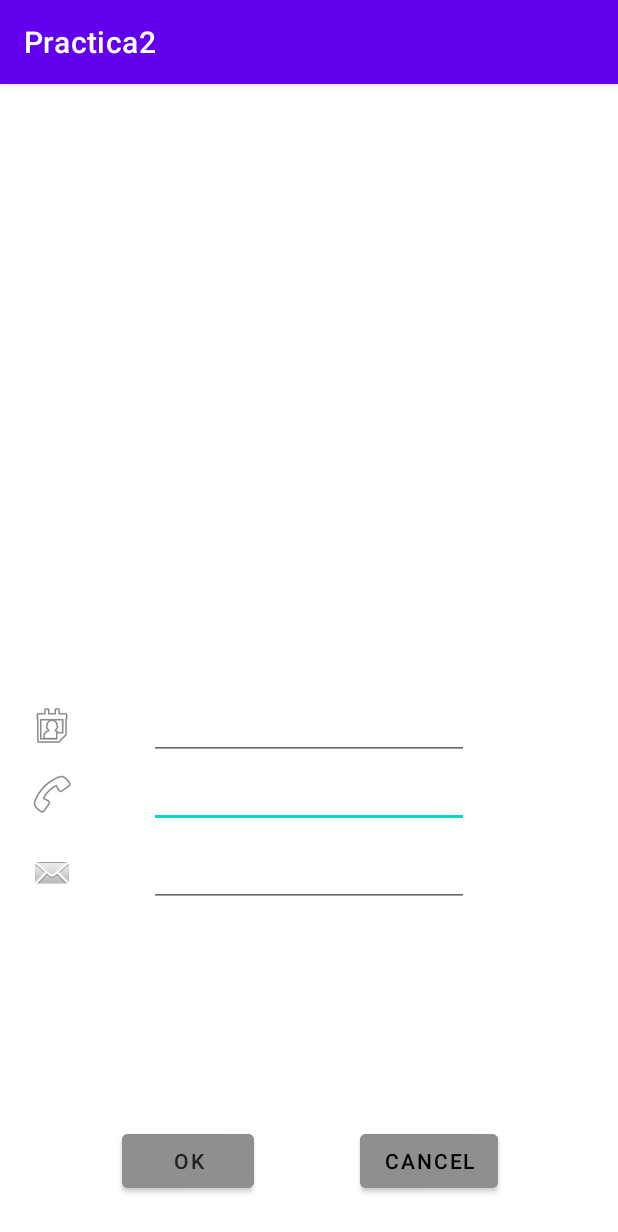
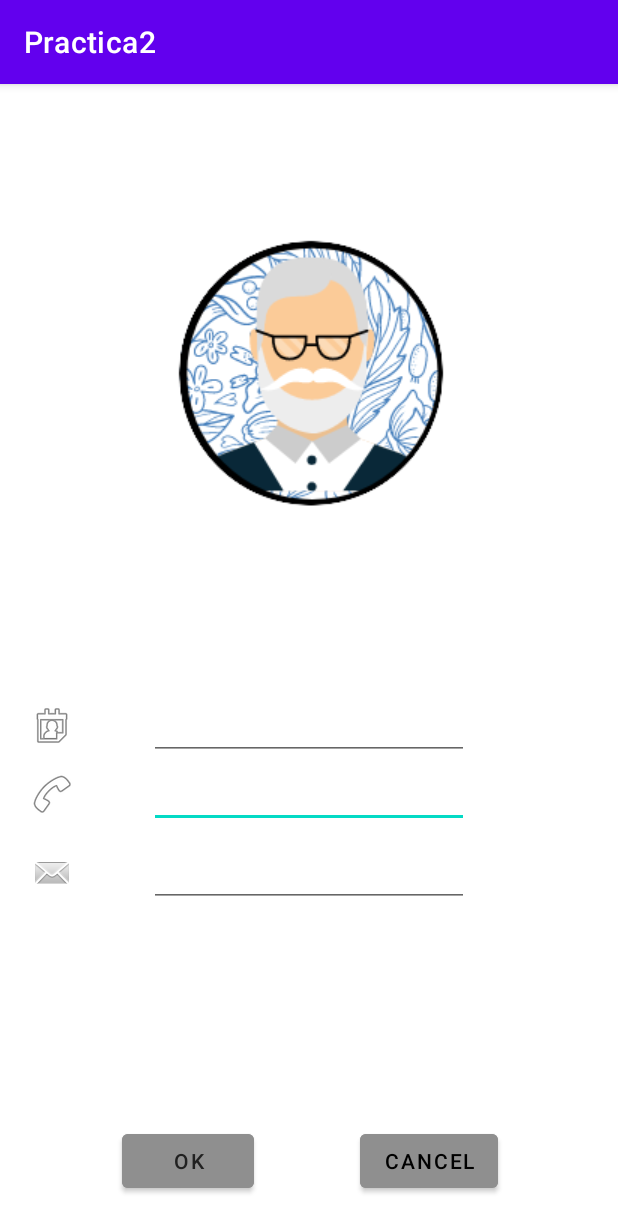
Before and after one commit to sochoa2021joelsemperedura/Practica2, an Android app: the AgendaConstraintActivity screen opened directly, with no data from a screen before it, on a phone screen of 412 x 824 dp. Shown: the top 1232 px of the screen. Run offline under Robolectric (Android 15) with nearby library versions, the phone set to English and light mode, and no system bars.

Commit message:
Todo funcionando correctamente. Falta hacer la parte opcional.

```diff
--- a/app/src/main/java/net/iessochoa/joelsemperedura/practica2/AgendaConstraintActivity.java
+++ b/app/src/main/java/net/iessochoa/joelsemperedura/practica2/AgendaConstraintActivity.java
@@ -3,12 +3,40 @@ package net.iessochoa.joelsemperedura.practica2;
 import androidx.appcompat.app.AppCompatActivity;
 
 import android.os.Bundle;
+import android.widget.Button;
+import android.widget.EditText;
+import android.widget.Toast;
 
 public class AgendaConstraintActivity extends AppCompatActivity {
+    Button btnOk;
+    Button btnCancel;
+    EditText etNombrePersona;
 
     @Override
     protected void onCreate(Bundle savedInstanceState) {
         super.onCreate(savedInstanceState);
         setContentView(R.layout.activity_agenda_constraint);
+
+        //  Iniciamos las views
+        iniciaViews();
+
+        //Acciones de los botones
+        btnCancel.setOnClickListener(view -> {
+            finish();
+        });
+
+        //Lanza un mensaje flotante que hace referencia al edit text del nombre introducido para el contacto
+        btnOk.setOnClickListener(view -> {
+            Toast tostada= Toast.makeText(getApplicationContext(),etNombrePersona.getText().toString(), Toast.LENGTH_SHORT);
+            tostada.show();
+        });
+
+    }
+
+
+    private void iniciaViews(){
+        btnOk=findViewById(R.id.btnOk);
+        btnCancel=findViewById(R.id.btnCancel);
+        etNombrePersona=findViewById(R.id.etNombrePersona);
     }
 }
--- a/app/src/main/res/layout/activity_agenda_constraint.xml
+++ b/app/src/main/res/layout/activity_agenda_constraint.xml
@@ -8,17 +8,6 @@
     tools:context=".AgendaConstraintActivity"
     tools:layout_editor_absoluteX="11dp"
     tools:layout_editor_absoluteY="0dp">
-
-    <ImageView
-        android:id="@+id/imageView3"
-        android:layout_width="179dp"
-        android:layout_height="218dp"
-        android:visibility="visible"
-        app:layout_constraintBottom_toTopOf="@+id/guideline3"
-        app:layout_constraintEnd_toEndOf="parent"
-        app:layout_constraintStart_toStartOf="parent"
-        app:layout_constraintTop_toTopOf="parent"
-        tools:srcCompat="@drawable/usericon" />
 
     <androidx.constraintlayout.widget.Guideline
         android:id="@+id/guideline3"
@@ -34,13 +23,13 @@
         android:ems="10"
         android:inputType="phone"
         app:layout_constraintBottom_toTopOf="@+id/guideline5"
-        app:layout_constraintEnd_toEndOf="@+id/editTextTextPersonName"
-        app:layout_constraintStart_toStartOf="@+id/editTextTextPersonName"
-        app:layout_constraintTop_toBottomOf="@+id/editTextTextPersonName"
+        app:layout_constraintEnd_toEndOf="@+id/etNombrePersona"
+        app:layout_constraintStart_toStartOf="@+id/etNombrePersona"
+        app:layout_constraintTop_toBottomOf="@+id/etNombrePersona"
         app:layout_constraintVertical_bias="0.0" />
 
     <EditText
-        android:id="@+id/editTextTextPersonName"
+        android:id="@+id/etNombrePersona"
         android:layout_width="wrap_content"
         android:layout_height="wrap_content"
         android:ems="10"
@@ -66,10 +55,10 @@
         android:layout_width="32dp"
         android:layout_height="wrap_content"
         android:layout_marginEnd="30dp"
-        app:layout_constraintBottom_toBottomOf="@+id/editTextTextPersonName"
-        app:layout_constraintEnd_toStartOf="@+id/editTextTextPersonName"
+        app:layout_constraintBottom_toBottomOf="@+id/etNombrePersona"
+        app:layout_constraintEnd_toStartOf="@+id/etNombrePersona"
         app:layout_constraintStart_toStartOf="parent"
-        app:layout_constraintTop_toTopOf="@+id/editTextTextPersonName"
+        app:layout_constraintTop_toTopOf="@+id/etNombrePersona"
         app:srcCompat="@android:drawable/ic_menu_my_calendar" />
 
     <ImageView
@@ -129,4 +118,14 @@
         android:orientation="horizontal"
         app:layout_constraintGuide_percent="0.8016416" />
 
+    <ImageView
+        android:id="@+id/imageView"
+        android:layout_width="wrap_content"
+        android:layout_height="wrap_content"
+        app:layout_constraintBottom_toTopOf="@+id/guideline3"
+        app:layout_constraintEnd_toEndOf="parent"
+        app:layout_constraintStart_toStartOf="parent"
+        app:layout_constraintTop_toTopOf="parent"
+        app:srcCompat="@drawable/usericon" />
+
 </androidx.constraintlayout.widget.ConstraintLayout>
```
